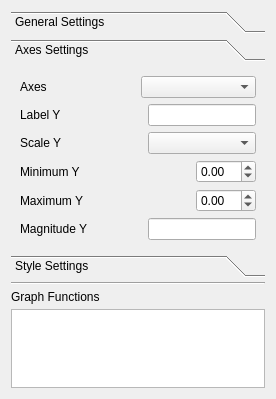
Old version of the form plot_tool/designer/plotter_visor/plotter_visor_ui.ui in the repository grupo-tc-volcan/plot-tool.
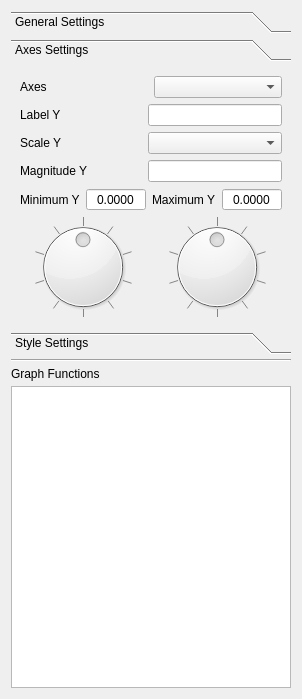
New version of the form. The open tabs and pages were chosen to show the change.

Commit message: Dial added to every value

```diff
--- a/plot_tool/designer/plotter_visor/plotter_visor_ui.ui
+++ b/plot_tool/designer/plotter_visor/plotter_visor_ui.ui
@@ -6,8 +6,8 @@
    <rect>
     <x>0</x>
     <y>0</y>
-    <width>250</width>
-    <height>399</height>
+    <width>300</width>
+    <height>699</height>
    </rect>
   </property>
   <property name="sizePolicy">
@@ -18,7 +18,7 @@
   </property>
   <property name="maximumSize">
    <size>
-    <width>250</width>
+    <width>300</width>
     <height>16777215</height>
    </size>
   </property>
@@ -175,8 +175,8 @@
        <rect>
         <x>0</x>
         <y>0</y>
-        <width>232</width>
-        <height>172</height>
+        <width>282</width>
+        <height>244</height>
        </rect>
       </property>
       <attribute name="label">
@@ -184,6 +184,8 @@
       </attribute>
       <layout class="QVBoxLayout" name="verticalLayout_2">
        <item>
+        <layout class="QVBoxLayout" name="verticalLayout_8">
+         <item>
         <layout class="QGridLayout" name="gridLayout_5">
          <item row="0" column="0">
           <widget class="QLabel" name="label_7">
@@ -202,13 +204,6 @@
          <property name="horizontalSpacing">
           <number>60</number>
          </property>
-         <item row="2" column="0">
-          <widget class="QLabel" name="label_10">
-           <property name="text">
-            <string>Minimum Y</string>
-           </property>
-          </widget>
-         </item>
          <item row="0" column="0">
           <widget class="QLabel" name="label_8">
            <property name="text">
@@ -219,25 +214,10 @@
          <item row="0" column="1">
           <widget class="QLineEdit" name="yLabel"/>
          </item>
-         <item row="2" column="1" alignment="Qt::AlignRight">
-          <widget class="QDoubleSpinBox" name="yMinimum">
-           <property name="sizePolicy">
-            <sizepolicy hsizetype="Maximum" vsizetype="Fixed">
-             <horstretch>0</horstretch>
-             <verstretch>0</verstretch>
-            </sizepolicy>
-           </property>
-           <property name="maximumSize">
-            <size>
-             <width>60</width>
-             <height>16777215</height>
-            </size>
-           </property>
-           <property name="minimum">
-            <double>-10000000.000000000000000</double>
-           </property>
-           <property name="maximum">
-            <double>10000000.000000000000000</double>
+           <item row="5" column="1">
+            <widget class="QLineEdit" name="yMagnitude">
+             <property name="readOnly">
+              <bool>true</bool>
            </property>
           </widget>
          </item>
@@ -251,40 +231,7 @@
          <item row="1" column="1">
           <widget class="QComboBox" name="yScale"/>
          </item>
-         <item row="4" column="1">
-          <widget class="QLineEdit" name="yMagnitude">
-           <property name="readOnly">
-            <bool>true</bool>
-           </property>
-          </widget>
-         </item>
-         <item row="3" column="1" alignment="Qt::AlignRight">
-          <widget class="QDoubleSpinBox" name="yMaximum">
-           <property name="sizePolicy">
-            <sizepolicy hsizetype="Maximum" vsizetype="Fixed">
-             <horstretch>0</horstretch>
-             <verstretch>0</verstretch>
-            </sizepolicy>
-           </property>
-           <property name="maximumSize">
-            <size>
-             <width>60</width>
-             <height>16777215</height>
-            </size>
-           </property>
-           <property name="minimum">
-            <double>-10000000.000000000000000</double>
-           </property>
-          </widget>
-         </item>
-         <item row="3" column="0">
-          <widget class="QLabel" name="label_11">
-           <property name="text">
-            <string>Maximum Y</string>
-           </property>
-          </widget>
-         </item>
-         <item row="4" column="0">
+           <item row="5" column="0">
           <widget class="QLabel" name="label_12">
            <property name="text">
             <string>Magnitude Y</string>
@@ -293,6 +240,131 @@
          </item>
         </layout>
        </item>
+         <item>
+          <layout class="QGridLayout" name="gridLayout_6">
+           <item row="3" column="1">
+            <widget class="QDial" name="yMaximumDial">
+             <property name="minimum">
+              <number>-100</number>
+             </property>
+             <property name="maximum">
+              <number>100</number>
+             </property>
+             <property name="wrapping">
+              <bool>true</bool>
+             </property>
+             <property name="notchTarget">
+              <double>20.000000000000000</double>
+             </property>
+             <property name="notchesVisible">
+              <bool>true</bool>
+             </property>
+            </widget>
+           </item>
+           <item row="0" column="1">
+            <layout class="QHBoxLayout" name="horizontalLayout_12">
+             <item>
+              <widget class="QLabel" name="label_11">
+               <property name="text">
+                <string>Maximum Y</string>
+               </property>
+              </widget>
+             </item>
+             <item>
+              <widget class="QDoubleSpinBox" name="yMaximum">
+               <property name="sizePolicy">
+                <sizepolicy hsizetype="Maximum" vsizetype="Fixed">
+                 <horstretch>0</horstretch>
+                 <verstretch>0</verstretch>
+                </sizepolicy>
+               </property>
+               <property name="maximumSize">
+                <size>
+                 <width>60</width>
+                 <height>16777215</height>
+                </size>
+               </property>
+               <property name="alignment">
+                <set>Qt::AlignCenter</set>
+               </property>
+               <property name="buttonSymbols">
+                <enum>QAbstractSpinBox::NoButtons</enum>
+               </property>
+               <property name="decimals">
+                <number>4</number>
+               </property>
+               <property name="minimum">
+                <double>-10000000.000000000000000</double>
+               </property>
+              </widget>
+             </item>
+            </layout>
+           </item>
+           <item row="0" column="0">
+            <layout class="QHBoxLayout" name="horizontalLayout_11">
+             <item>
+              <widget class="QLabel" name="label_10">
+               <property name="text">
+                <string>Minimum Y</string>
+               </property>
+              </widget>
+             </item>
+             <item>
+              <widget class="QDoubleSpinBox" name="yMinimum">
+               <property name="sizePolicy">
+                <sizepolicy hsizetype="Maximum" vsizetype="Fixed">
+                 <horstretch>0</horstretch>
+                 <verstretch>0</verstretch>
+                </sizepolicy>
+               </property>
+               <property name="maximumSize">
+                <size>
+                 <width>60</width>
+                 <height>16777215</height>
+                </size>
+               </property>
+               <property name="alignment">
+                <set>Qt::AlignCenter</set>
+               </property>
+               <property name="buttonSymbols">
+                <enum>QAbstractSpinBox::NoButtons</enum>
+               </property>
+               <property name="decimals">
+                <number>4</number>
+               </property>
+               <property name="minimum">
+                <double>-10000000.000000000000000</double>
+               </property>
+               <property name="maximum">
+                <double>10000000.000000000000000</double>
+               </property>
+              </widget>
+             </item>
+            </layout>
+           </item>
+           <item row="3" column="0">
+            <widget class="QDial" name="yMinimumDial">
+             <property name="minimum">
+              <number>-100</number>
+             </property>
+             <property name="maximum">
+              <number>100</number>
+             </property>
+             <property name="wrapping">
+              <bool>true</bool>
+             </property>
+             <property name="notchTarget">
+              <double>20.000000000000000</double>
+             </property>
+             <property name="notchesVisible">
+              <bool>true</bool>
+             </property>
+            </widget>
+           </item>
+          </layout>
+         </item>
+        </layout>
+       </item>
       </layout>
      </widget>
      <widget class="QWidget" name="page_3">
```
Left out of the diff: 165 changed lines with no effect on the pictures. Lines whose indentation alone changed are shown as unchanged. The commit also changes 5 other files.
